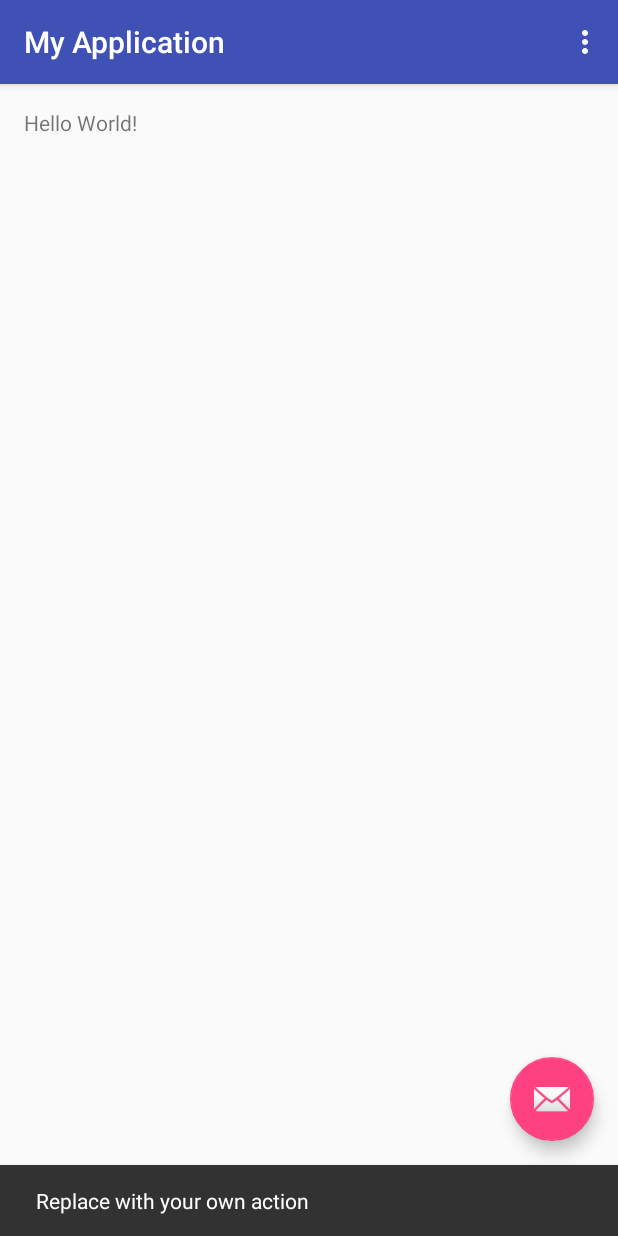
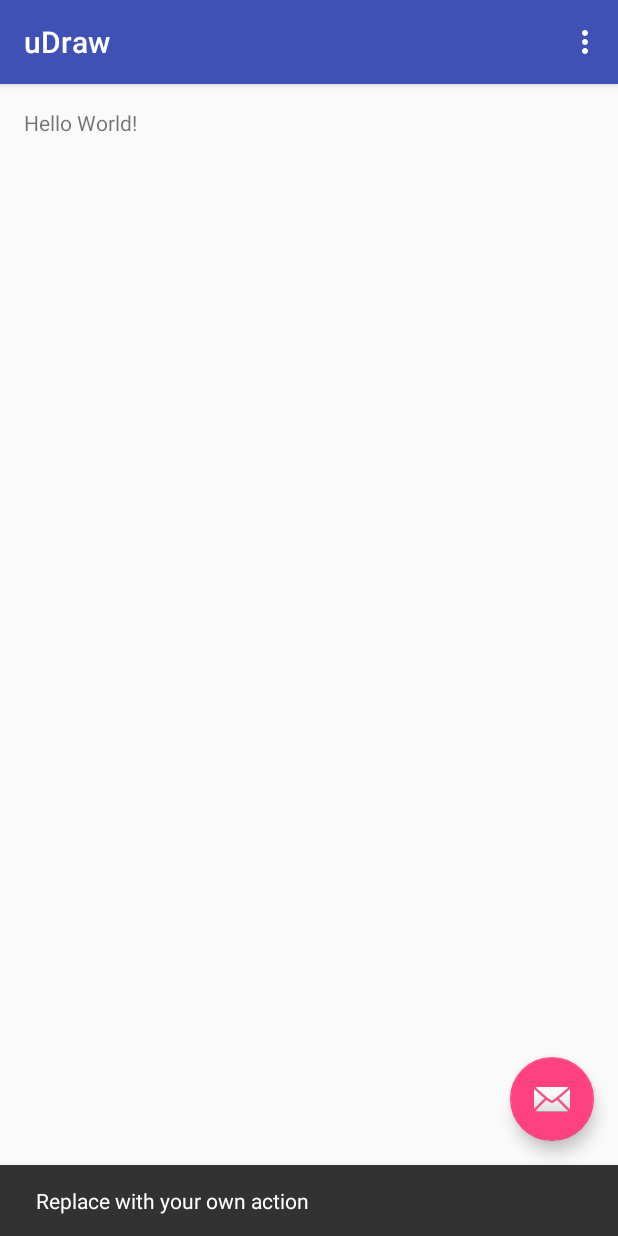
Before and after one commit to emitchel/uDraw, an Android app: the screen it shows after launch (Canvas before the commit, Home after it), after a tap on an icon or button, on a phone screen of 412 x 824 dp. Run offline under Robolectric (Android 15) with nearby library versions, the phone set to English and light mode, and no system bars.

Commit message:
changes
removed and readded the project

```diff
--- a/App/uDraw/app/build.gradle
+++ b/App/uDraw/app/build.gradle
@@ -5,7 +5,7 @@ android {
     buildToolsVersion "23.0.2"
 
     defaultConfig {
-        applicationId "erm.myapplication"
+        applicationId "erm.udraw"
         minSdkVersion 16
         targetSdkVersion 23
         versionCode 1
@@ -22,6 +22,6 @@ android {
 dependencies {
     compile fileTree(dir: 'libs', include: ['*.jar'])
     testCompile 'junit:junit:4.12'
-    compile 'com.android.support:appcompat-v7:23.1.1'
-    compile 'com.android.support:design:23.1.1'
+    compile 'com.android.support:appcompat-v7:23.2.0'
+    compile 'com.android.support:design:23.2.0'
 }
--- a/App/uDraw/app/src/main/AndroidManifest.xml
+++ b/App/uDraw/app/src/main/AndroidManifest.xml
@@ -1,6 +1,6 @@
 <?xml version="1.0" encoding="utf-8"?>
 <manifest xmlns:android="http://schemas.android.com/apk/res/android"
-    package="erm.myapplication">
+    package="erm.udraw">
 
     <application
         android:allowBackup="true"
@@ -9,7 +9,7 @@
         android:supportsRtl="true"
         android:theme="@style/AppTheme">
         <activity
-            android:name=".Canvas"
+            android:name=".Home"
             android:label="@string/app_name"
             android:theme="@style/AppTheme.NoActionBar">
             <intent-filter>
--- a/App/uDraw/app/src/main/java/erm/myapplication/Canvas.java
+++ b/App/uDraw/app/src/main/java/erm/udraw/Home.java
@@ -1,4 +1,4 @@
-package erm.myapplication;
+package erm.udraw;
 
 import android.os.Bundle;
 import android.support.design.widget.FloatingActionButton;
@@ -9,12 +9,12 @@ import android.view.View;
 import android.view.Menu;
 import android.view.MenuItem;
 
-public class Canvas extends AppCompatActivity {
+public class Home extends AppCompatActivity {
 
     @Override
     protected void onCreate(Bundle savedInstanceState) {
         super.onCreate(savedInstanceState);
-        setContentView(R.layout.activity_canvas);
+        setContentView(R.layout.activity_home);
         Toolbar toolbar = (Toolbar) findViewById(R.id.toolbar);
         setSupportActionBar(toolbar);
 
@@ -31,7 +31,7 @@ public class Canvas extends AppCompatActivity {
     @Override
     public boolean onCreateOptionsMenu(Menu menu) {
         // Inflate the menu; this adds items to the action bar if it is present.
-        getMenuInflater().inflate(R.menu.menu_canvas, menu);
+        getMenuInflater().inflate(R.menu.menu_home, menu);
         return true;
     }
 
--- /dev/null
+++ b/App/uDraw/app/src/main/java/erm/udraw/HomeFragment.java
@@ -0,0 +1,22 @@
+package erm.udraw;
+
+import android.support.v4.app.Fragment;
+import android.os.Bundle;
+import android.view.LayoutInflater;
+import android.view.View;
+import android.view.ViewGroup;
+
+/**
+ * A placeholder fragment containing a simple view.
+ */
+public class HomeFragment extends Fragment {
+
+    public HomeFragment() {
+    }
+
+    @Override
+    public View onCreateView(LayoutInflater inflater, ViewGroup container,
+                             Bundle savedInstanceState) {
+        return inflater.inflate(R.layout.fragment_home, container, false);
+    }
+}
--- a/App/uDraw/app/src/main/res/layout/activity_canvas.xml
+++ b/App/uDraw/app/src/main/res/layout/activity_home.xml
@@ -5,7 +5,7 @@
     android:layout_width="match_parent"
     android:layout_height="match_parent"
     android:fitsSystemWindows="true"
-    tools:context="erm.myapplication.Canvas">
+    tools:context="erm.udraw.Home">
 
     <android.support.design.widget.AppBarLayout
         android:layout_width="match_parent"
@@ -21,7 +21,7 @@
 
     </android.support.design.widget.AppBarLayout>
 
-    <include layout="@layout/content_canvas" />
+    <include layout="@layout/content_home" />
 
     <android.support.design.widget.FloatingActionButton
         android:id="@+id/fab"
--- a/App/uDraw/app/src/main/res/layout/content_canvas.xml
+++ b/App/uDraw/app/src/main/res/layout/fragment_home.xml
@@ -1,6 +1,4 @@
-<?xml version="1.0" encoding="utf-8"?>
 <RelativeLayout xmlns:android="http://schemas.android.com/apk/res/android"
-    xmlns:app="http://schemas.android.com/apk/res-auto"
     xmlns:tools="http://schemas.android.com/tools"
     android:layout_width="match_parent"
     android:layout_height="match_parent"
@@ -8,12 +6,12 @@
     android:paddingLeft="@dimen/activity_horizontal_margin"
     android:paddingRight="@dimen/activity_horizontal_margin"
     android:paddingTop="@dimen/activity_vertical_margin"
-    app:layout_behavior="@string/appbar_scrolling_view_behavior"
-    tools:context="erm.myapplication.Canvas"
-    tools:showIn="@layout/activity_canvas">
+    tools:context="erm.udraw.HomeFragment"
+    tools:showIn="@layout/activity_home">
 
     <TextView
         android:layout_width="wrap_content"
         android:layout_height="wrap_content"
         android:text="Hello World!" />
+
 </RelativeLayout>
--- a/App/uDraw/app/src/main/res/menu/menu_canvas.xml
+++ b/App/uDraw/app/src/main/res/menu/menu_home.xml
@@ -1,7 +1,7 @@
 <menu xmlns:android="http://schemas.android.com/apk/res/android"
     xmlns:app="http://schemas.android.com/apk/res-auto"
     xmlns:tools="http://schemas.android.com/tools"
-    tools:context="erm.myapplication.Canvas">
+    tools:context="erm.udraw.Home">
     <item
         android:id="@+id/action_settings"
         android:orderInCategory="100"
--- a/App/uDraw/app/src/main/res/values/strings.xml
+++ b/App/uDraw/app/src/main/res/values/strings.xml
@@ -1,4 +1,4 @@
 <resources>
-    <string name="app_name">My Application</string>
+    <string name="app_name">uDraw</string>
     <string name="action_settings">Settings</string>
 </resources>
```
Also changed, not shown: App/uDraw/app/src/main/res/layout/content_home.xml (added, +9 -0 lines), 4 other files.
